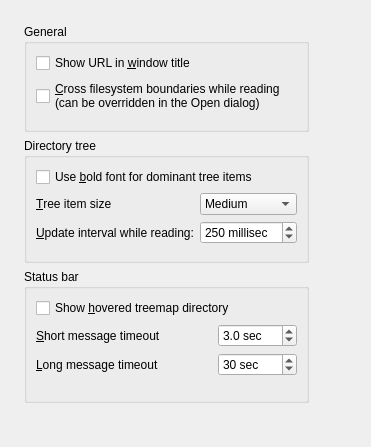
Qt form src/general-config-page.ui (Lithopsian/qt6dirstat) before a commit.
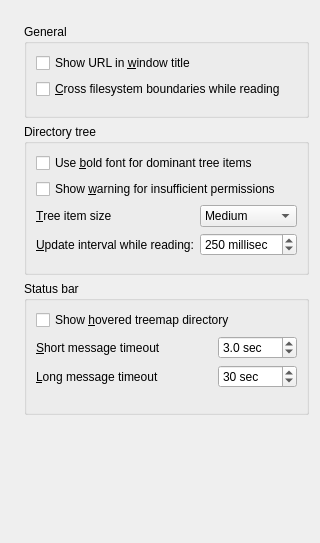
The same form after that commit.

Commit message:
Configuration dialogs
For all the "Open" dialogs, save the window geometry settings even if the dialog is cancelled.
Add a setting to control whether the permissions warning panel is displayed.
Drop changing the current session setting for cross-filesystems reads.  Too confusing, now it only controls the initial setting for each time the program starts, then it can be changed from the Open dialog.
Tweak the general config layout to resize slightly more gracefully.

The edit to the form file:
```diff
--- a/src/general-config-page.ui
+++ b/src/general-config-page.ui
@@ -2,27 +2,15 @@
 <ui version="4.0">
  <class>GeneralConfigPage</class>
  <widget class="QWidget" name="GeneralConfigPage">
-  <property name="geometry">
-   <rect>
-    <x>0</x>
-    <y>0</y>
-    <width>371</width>
-    <height>438</height>
-   </rect>
-  </property>
-  <layout class="QHBoxLayout" name="horizontalLayout" stretch="0,1">
+  <layout class="QVBoxLayout" name="verticalLayout_3">
    <property name="leftMargin">
     <number>24</number>
    </property>
    <property name="topMargin">
     <number>24</number>
    </property>
-   <property name="rightMargin">
-    <number>24</number>
-   </property>
-   <property name="bottomMargin">
-    <number>24</number>
-   </property>
+   <item>
+    <layout class="QHBoxLayout" name="horizontalLayout" stretch="0,1">
    <item>
     <layout class="QVBoxLayout" name="verticalLayout_2">
      <item>
@@ -50,8 +38,7 @@
            <string>&lt;p style='white-space:pre'&gt;The default setting for whether to read across the&lt;br/&gt;boundaries of mounted filesystems&lt;/p&gt;</string>
           </property>
           <property name="text">
-           <string>&amp;Cross filesystem boundaries while reading
-(can be overridden in the Open dialog)</string>
+             <string>&amp;Cross filesystem boundaries while reading</string>
           </property>
          </widget>
         </item>
@@ -70,27 +57,7 @@
         <property name="bottomMargin">
          <number>16</number>
         </property>
-        <item row="0" column="0" colspan="2">
-         <widget class="QCheckBox" name="useBoldForDominantCheckBox">
-          <property name="toolTip">
-           <string>&lt;p style='white-space:pre'&gt;Whether the dominant (ie. largest) items in&lt;br/&gt;each directory should be displayed in bold&lt;/p&gt;</string>
-          </property>
-          <property name="text">
-           <string>Use &amp;bold font for dominant tree items</string>
-          </property>
-         </widget>
-        </item>
-        <item row="1" column="0">
-         <widget class="QLabel" name="treeIconThemeCaption">
-          <property name="text">
-           <string>&amp;Tree item size</string>
-          </property>
-          <property name="buddy">
-           <cstring>treeIconThemeComboBox</cstring>
-          </property>
-         </widget>
-        </item>
-        <item row="1" column="1">
+          <item row="2" column="1">
          <widget class="QComboBox" name="treeIconThemeComboBox">
           <property name="toolTip">
            <string>The size of the rows in tree view lists</string>
@@ -107,17 +74,7 @@
           </item>
          </widget>
         </item>
-        <item row="2" column="0">
-         <widget class="QLabel" name="treeUpdateIntervalCaption">
-          <property name="text">
-           <string>&amp;Update interval while reading:</string>
-          </property>
-          <property name="buddy">
-           <cstring>treeUpdateIntervalSpinBox</cstring>
-          </property>
-         </widget>
-        </item>
-        <item row="2" column="1">
+          <item row="3" column="1">
          <widget class="QSpinBox" name="treeUpdateIntervalSpinBox">
           <property name="toolTip">
            <string>How often the tree view is updated while files are still being read</string>
@@ -139,6 +96,46 @@
           </property>
          </widget>
         </item>
+          <item row="3" column="0">
+           <widget class="QLabel" name="treeUpdateIntervalCaption">
+            <property name="text">
+             <string>&amp;Update interval while reading:</string>
+            </property>
+            <property name="buddy">
+             <cstring>treeUpdateIntervalSpinBox</cstring>
+            </property>
+           </widget>
+          </item>
+          <item row="2" column="0">
+           <widget class="QLabel" name="treeIconThemeCaption">
+            <property name="text">
+             <string>&amp;Tree item size</string>
+            </property>
+            <property name="buddy">
+             <cstring>treeIconThemeComboBox</cstring>
+            </property>
+           </widget>
+          </item>
+          <item row="0" column="0" colspan="2">
+           <widget class="QCheckBox" name="useBoldForDominantCheckBox">
+            <property name="toolTip">
+             <string>&lt;p style='white-space:pre'&gt;Display the dominant (ie. largest) items in each&lt;br/&gt;directory with a bold font&lt;/p&gt;</string>
+            </property>
+            <property name="text">
+             <string>Use &amp;bold font for dominant tree items</string>
+            </property>
+           </widget>
+          </item>
+          <item row="1" column="0" colspan="2">
+           <widget class="QCheckBox" name="dirReadWarningCheckBox">
+            <property name="toolTip">
+             <string>&lt;p style='white-space:pre'&gt;Show a warning message when a directory read is&lt;br/&gt;incomplete due to insufficient permissions to read some files&lt;/p&gt;</string>
+            </property>
+            <property name="text">
+             <string>Show &amp;warning for insufficient permissions</string>
+            </property>
+           </widget>
+          </item>
        </layout>
       </widget>
      </item>
@@ -163,12 +160,6 @@
         </item>
         <item row="1" column="0">
          <widget class="QLabel" name="statusBarTimeoutCaption">
-          <property name="sizePolicy">
-           <sizepolicy hsizetype="Expanding" vsizetype="Preferred">
-            <horstretch>0</horstretch>
-            <verstretch>0</verstretch>
-           </sizepolicy>
-          </property>
           <property name="text">
            <string>&amp;Short message timeout</string>
           </property>
@@ -240,8 +231,31 @@
        </layout>
       </widget>
      </item>
+      </layout>
+     </item>
+     <item>
+      <spacer name="horizontalSpacer_3">
+       <property name="orientation">
+        <enum>Qt::Horizontal</enum>
+       </property>
+       <property name="sizeHint" stdset="0">
+        <size>
+         <width>0</width>
+         <height>0</height>
+        </size>
+       </property>
+      </spacer>
+     </item>
+    </layout>
+   </item>
      <item>
       <widget class="QLabel" name="explainerLabel">
+     <property name="sizePolicy">
+      <sizepolicy hsizetype="Expanding" vsizetype="Preferred">
+       <horstretch>0</horstretch>
+       <verstretch>0</verstretch>
+      </sizepolicy>
+     </property>
        <property name="font">
         <font>
          <italic>true</italic>
@@ -260,22 +274,7 @@
        <property name="sizeHint" stdset="0">
         <size>
          <width>0</width>
-         <height>0</height>
-        </size>
-       </property>
-      </spacer>
-     </item>
-    </layout>
-   </item>
-   <item>
-    <spacer name="horizontalSpacer_3">
-     <property name="orientation">
-      <enum>Qt::Horizontal</enum>
-     </property>
-     <property name="sizeHint" stdset="0">
-      <size>
-       <width>0</width>
-       <height>0</height>
+       <height>97</height>
       </size>
      </property>
     </spacer>
```
Left out of the diff: 2 changed lines with no effect on the pictures. Lines whose indentation alone changed are shown as unchanged. The commit also changes 11 other files.
